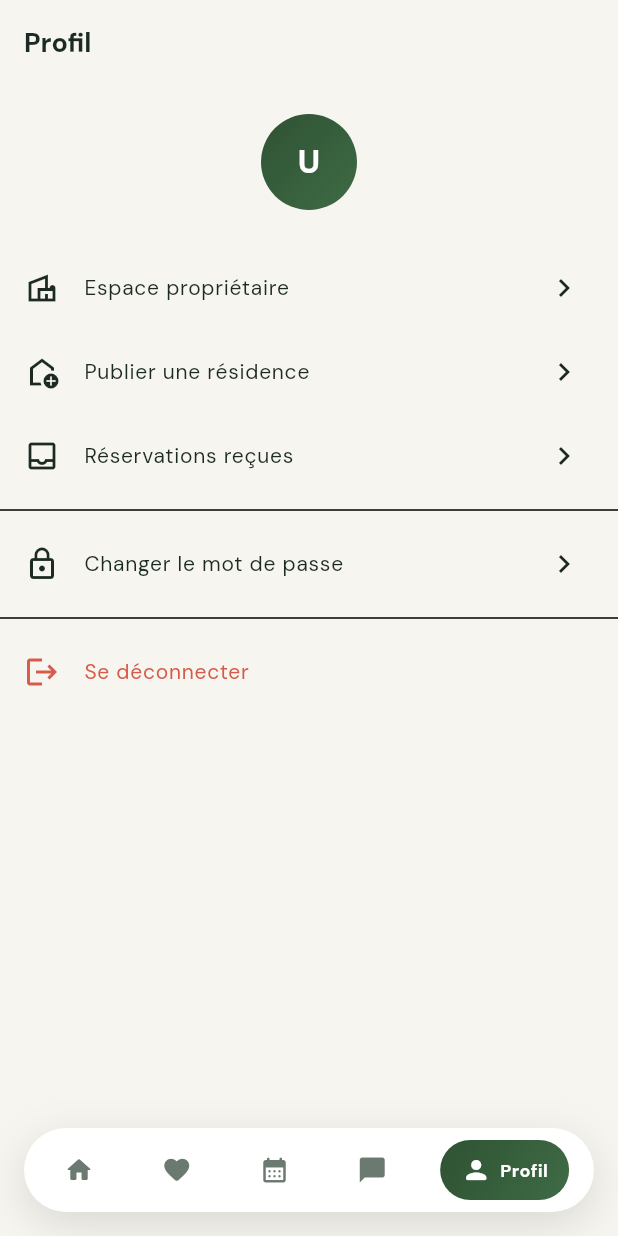
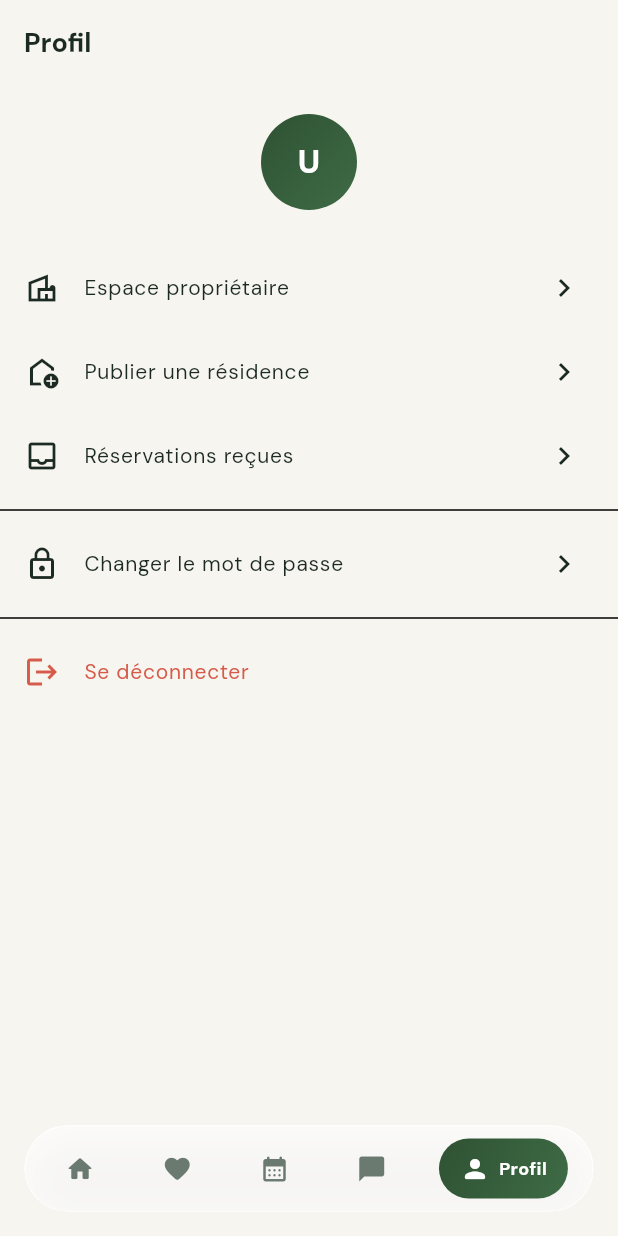
Before and after one commit to GARO21225/REZI, a Flutter app: the MainShell screen opened directly, item 5 of the bottom bar chosen, on a phone screen of 412 x 824 dp. Run offline on Flutter 3.47's test engine with Material 3 defaults, Android fonts, the phone set to English and light mode, and no system bars; our stand-ins replace cached_network_image, flutter_map, flutter_secure_storage, google_fonts, image_picker, latlong2; accounts and stored records are empty; network calls fail.

Commit message:
design: glassmorphism floating nav (blur backdrop)

```diff
--- a/flutter_app/lib/screens/main_shell.dart
+++ b/flutter_app/lib/screens/main_shell.dart
@@ -1,3 +1,4 @@
+import 'dart:ui';
 import 'package:flutter/material.dart';
 import 'home_screen.dart';
 import 'favoris_screen.dart';
@@ -42,13 +43,18 @@ class _MainShellState extends State<MainShell> {
           // ── Nav flottante avec icônes + labels, façon référence ──
           Positioned(
             left: 16, right: 16, bottom: 16,
+            child: ClipRRect(
+              borderRadius: BorderRadius.circular(ReziTokens.radiusPill),
+              child: BackdropFilter(
+                filter: ImageFilter.blur(sigmaX: 18, sigmaY: 18),
                 child: Container(
                   padding: const EdgeInsets.symmetric(horizontal: 4, vertical: 8),
                   decoration: BoxDecoration(
-                color: Colors.white,
+                    color: Colors.white.withValues(alpha: 0.72),
                     borderRadius: BorderRadius.circular(ReziTokens.radiusPill),
+                    border: Border.all(color: Colors.white.withValues(alpha: 0.6)),
                     boxShadow: [
-                  BoxShadow(color: Colors.black.withValues(alpha: 0.12), blurRadius: 24, offset: const Offset(0, 8)),
+                      BoxShadow(color: Colors.black.withValues(alpha: 0.10), blurRadius: 24, offset: const Offset(0, 8)),
                     ],
                   ),
               child: Row(
@@ -90,6 +96,8 @@ class _MainShellState extends State<MainShell> {
               ),
             ),
               ),
+            ),
+          ),
         ],
       ),
     );
```
Lines whose indentation alone changed are shown as unchanged.
